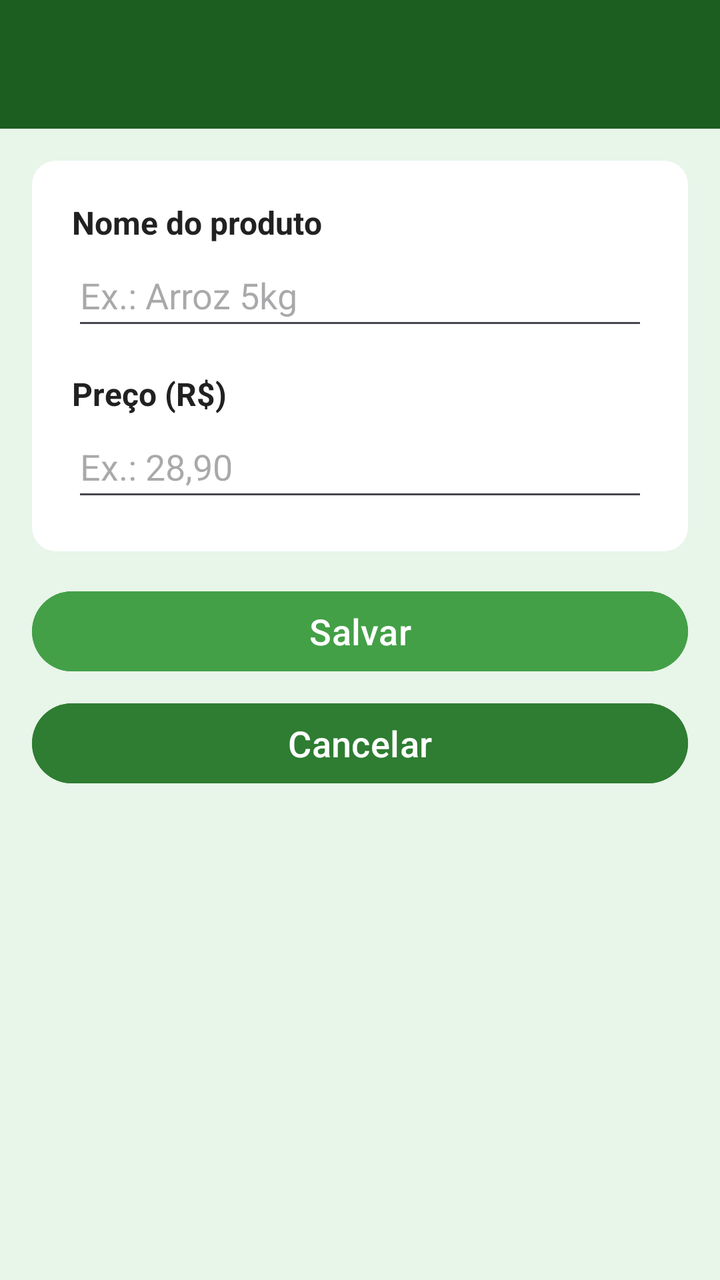
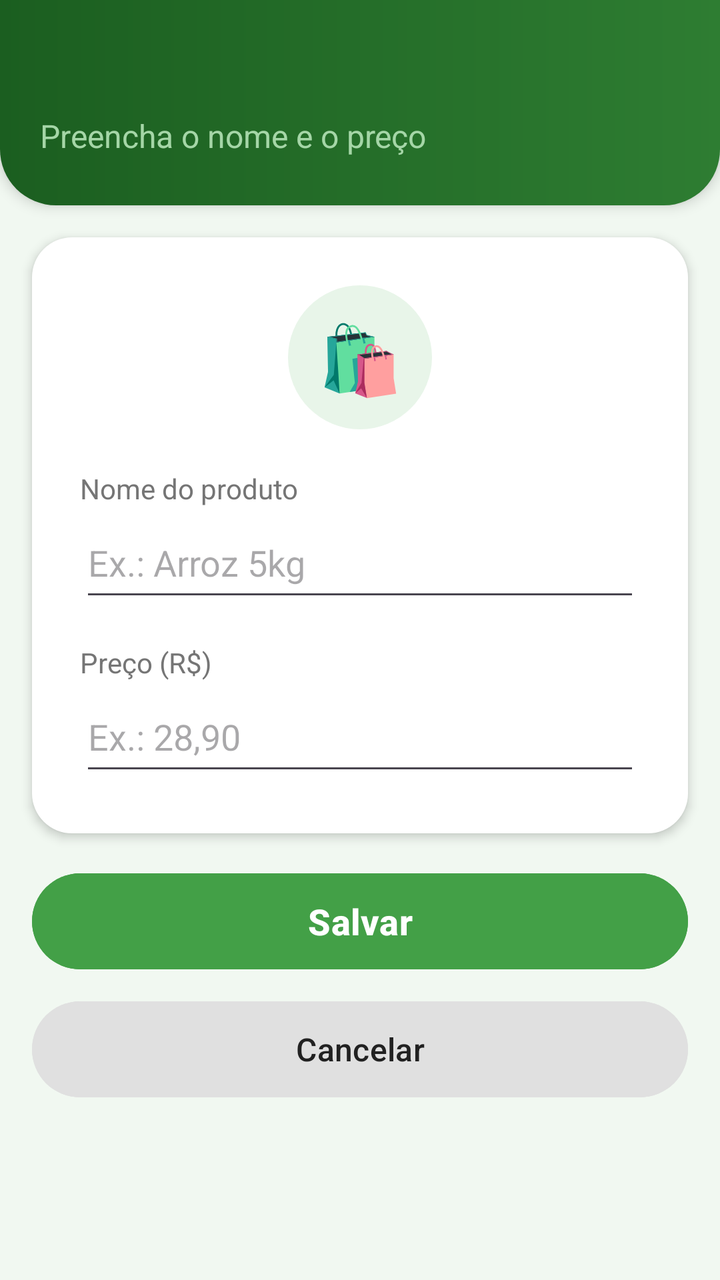

An Android layout rendered at two revisions. The XML below is the earlier revision; the diff shows what the commit changed to produce the second picture.
<!-- AndroidManifest.xml: application theme Theme.CarrinhoCerto -->
<!-- res/layout/activity_produto.xml -->
<?xml version="1.0" encoding="utf-8"?>
<ScrollView xmlns:android="http://schemas.android.com/apk/res/android"
    xmlns:tools="http://schemas.android.com/tools"
    android:layout_width="match_parent"
    android:layout_height="match_parent"
    android:background="@color/verde_claro"
    android:fillViewport="true"
    android:fitsSystemWindows="true"
    tools:context=".ProdutoActivity">

    <LinearLayout
        android:layout_width="match_parent"
        android:layout_height="wrap_content"
        android:orientation="vertical">

        
        <TextView
            android:id="@+id/txtTituloProduto"
            android:layout_width="match_parent"
            android:layout_height="wrap_content"
            android:background="@color/verde_escuro"
            android:padding="16dp"
            android:textColor="@color/branco"
            android:textSize="24sp"
            android:textStyle="bold" />

        
        <LinearLayout
            android:layout_width="match_parent"
            android:layout_height="wrap_content"
            android:layout_margin="16dp"
            android:background="@drawable/fundo_cartao"
            android:orientation="vertical"
            android:padding="20dp">

            
            <TextView
                android:layout_width="wrap_content"
                android:layout_height="wrap_content"
                android:text="@string/label_nome_produto"
                android:textColor="@color/texto_escuro"
                android:textSize="16sp"
                android:textStyle="bold" />

            <EditText
                android:id="@+id/editNome"
                android:layout_width="match_parent"
                android:layout_height="wrap_content"
                android:layout_marginBottom="16dp"
                android:autofillHints=""
                android:hint="@string/hint_nome_produto"
                android:inputType="textCapSentences"
                android:minHeight="48dp"
                android:textColor="@color/texto_escuro"
                android:textSize="18sp" />

            
            <TextView
                android:layout_width="wrap_content"
                android:layout_height="wrap_content"
                android:text="@string/label_preco_produto"
                android:textColor="@color/texto_escuro"
                android:textSize="16sp"
                android:textStyle="bold" />

            <EditText
                android:id="@+id/editPreco"
                android:layout_width="match_parent"
                android:layout_height="wrap_content"
                android:autofillHints=""
                android:digits="0123456789.,"
                android:hint="@string/hint_preco_produto"
                android:inputType="numberDecimal"
                android:minHeight="48dp"
                android:textColor="@color/texto_escuro"
                android:textSize="18sp" />
        </LinearLayout>

        
        <Button
            android:id="@+id/btnSalvar"
            android:layout_width="match_parent"
            android:layout_height="wrap_content"
            android:layout_marginHorizontal="16dp"
            android:backgroundTint="@color/verde_botao"
            android:text="@string/botao_salvar"
            android:textColor="@color/branco"
            android:textSize="18sp" />

        
        <Button
            android:id="@+id/btnExcluir"
            android:layout_width="match_parent"
            android:layout_height="wrap_content"
            android:layout_marginHorizontal="16dp"
            android:layout_marginTop="8dp"
            android:backgroundTint="@color/vermelho_alerta"
            android:text="@string/botao_excluir"
            android:textColor="@color/branco"
            android:textSize="18sp"
            android:visibility="gone" />

        
        <Button
            android:id="@+id/btnCancelar"
            android:layout_width="match_parent"
            android:layout_height="wrap_content"
            android:layout_marginHorizontal="16dp"
            android:layout_marginTop="8dp"
            android:layout_marginBottom="16dp"
            android:backgroundTint="@color/verde_medio"
            android:text="@string/botao_cancelar"
            android:textColor="@color/branco"
            android:textSize="18sp" />
    </LinearLayout>
</ScrollView>
<!-- resources referenced by this layout -->
<resources>
  <color name="branco">#FFFFFFFF</color>
  <color name="texto_escuro">#FF212121</color>
  <color name="verde_botao">#FF43A047</color>
  <color name="verde_claro">#FFE8F5E9</color>
  <color name="verde_escuro">#FF1B5E20</color>
  <color name="verde_medio">#FF2E7D32</color>
  <color name="vermelho_alerta">#FFC62828</color>
  <!-- drawable fundo_cartao (drawable) -->
  <?xml version="1.0" encoding="utf-8"?>
  <shape xmlns:android="http://schemas.android.com/apk/res/android"
      android:shape="rectangle">
      <solid android:color="@color/branco" />
      <corners android:radius="12dp" />
  </shape>
  <string name="botao_cancelar">Cancelar</string>
  <string name="botao_excluir">Excluir</string>
  <string name="botao_salvar">Salvar</string>
  <string name="hint_nome_produto">Ex.: Arroz 5kg</string>
  <string name="hint_preco_produto">Ex.: 28,90</string>
  <string name="label_nome_produto">Nome do produto</string>
  <string name="label_preco_produto">Preço (R$)</string>
  <style name="Theme.CarrinhoCerto" parent="Base.Theme.CarrinhoCerto" />
  <style name="Base.Theme.CarrinhoCerto" parent="Theme.Material3.Light.NoActionBar">
          
          <item name="colorPrimary">@color/verde_botao</item>
          <item name="colorOnPrimary">@color/branco</item>
          <item name="colorSecondary">@color/verde_medio</item>
          
          <item name="android:windowBackground">@color/verde_claro</item>
      </style>
</resources>

<!-- the commit's change to res/layout/activity_produto.xml (unified diff, before → after) -->
@@ -14,15 +14,32 @@
         android:orientation="vertical">
 
         
-        <TextView
-            android:id="@+id/txtTituloProduto"
+        <LinearLayout
             android:layout_width="match_parent"
             android:layout_height="wrap_content"
-            android:background="@color/verde_escuro"
-            android:padding="16dp"
-            android:textColor="@color/branco"
-            android:textSize="24sp"
-            android:textStyle="bold" />
+            android:background="@drawable/fundo_cabecalho"
+            android:elevation="4dp"
+            android:orientation="vertical"
+            android:paddingHorizontal="20dp"
+            android:paddingTop="20dp"
+            android:paddingBottom="24dp">
+
+            <TextView
+                android:id="@+id/txtTituloProduto"
+                android:layout_width="wrap_content"
+                android:layout_height="wrap_content"
+                android:textColor="@color/branco"
+                android:textSize="26sp"
+                android:textStyle="bold" />
+
+            <TextView
+                android:layout_width="wrap_content"
+                android:layout_height="wrap_content"
+                android:layout_marginTop="2dp"
+                android:text="@string/subtitulo_produto"
+                android:textColor="@color/verde_suave"
+                android:textSize="16sp" />
+        </LinearLayout>
 
         
         <LinearLayout
@@ -30,17 +47,28 @@
             android:layout_height="wrap_content"
             android:layout_margin="16dp"
             android:background="@drawable/fundo_cartao"
+            android:elevation="3dp"
             android:orientation="vertical"
-            android:padding="20dp">
+            android:padding="24dp">
+
+            
+            <TextView
+                android:layout_width="72dp"
+                android:layout_height="72dp"
+                android:layout_gravity="center_horizontal"
+                android:layout_marginBottom="20dp"
+                android:background="@drawable/fundo_circulo"
+                android:gravity="center"
+                android:text="@string/icone_produto"
+                android:textSize="34sp" />
 
             
             <TextView
                 android:layout_width="wrap_content"
                 android:layout_height="wrap_content"
                 android:text="@string/label_nome_produto"
-                android:textColor="@color/texto_escuro"
-                android:textSize="16sp"
-                android:textStyle="bold" />
+                android:textColor="@color/texto_cinza"
+                android:textSize="14sp" />
 
             <EditText
                 android:id="@+id/editNome"
@@ -50,7 +78,7 @@
                 android:autofillHints=""
                 android:hint="@string/hint_nome_produto"
                 android:inputType="textCapSentences"
-                android:minHeight="48dp"
+                android:minHeight="52dp"
                 android:textColor="@color/texto_escuro"
                 android:textSize="18sp" />
 
@@ -59,9 +87,8 @@
                 android:layout_width="wrap_content"
                 android:layout_height="wrap_content"
                 android:text="@string/label_preco_produto"
-                android:textColor="@color/texto_escuro"
-                android:textSize="16sp"
-                android:textStyle="bold" />
+                android:textColor="@color/texto_cinza"
+                android:textSize="14sp" />
 
             <EditText
                 android:id="@+id/editPreco"
@@ -71,7 +98,7 @@
                 android:digits="0123456789.,"
                 android:hint="@string/hint_preco_produto"
                 android:inputType="numberDecimal"
-                android:minHeight="48dp"
+                android:minHeight="52dp"
                 android:textColor="@color/texto_escuro"
                 android:textSize="18sp" />
         </LinearLayout>
@@ -80,37 +107,39 @@
         <Button
             android:id="@+id/btnSalvar"
             android:layout_width="match_parent"
-            android:layout_height="wrap_content"
+            android:layout_height="56dp"
             android:layout_marginHorizontal="16dp"
             android:backgroundTint="@color/verde_botao"
             android:text="@string/botao_salvar"
             android:textColor="@color/branco"
-            android:textSize="18sp" />
+            android:textSize="18sp"
+            android:textStyle="bold" />
 
         
         <Button
             android:id="@+id/btnExcluir"
             android:layout_width="match_parent"
-            android:layout_height="wrap_content"
+            android:layout_height="56dp"
             android:layout_marginHorizontal="16dp"
             android:layout_marginTop="8dp"
-            android:backgroundTint="@color/vermelho_alerta"
+            android:backgroundTint="@color/vermelho_claro"
             android:text="@string/botao_excluir"
-            android:textColor="@color/branco"
-            android:textSize="18sp"
+            android:textColor="@color/vermelho_alerta"
+            android:textSize="16sp"
+            android:textStyle="bold"
             android:visibility="gone" />
 
         
         <Button
             android:id="@+id/btnCancelar"
             android:layout_width="match_parent"
-            android:layout_height="wrap_content"
+            android:layout_height="56dp"
             android:layout_marginHorizontal="16dp"
             android:layout_marginTop="8dp"
-            android:layout_marginBottom="16dp"
-            android:backgroundTint="@color/verde_medio"
+            android:layout_marginBottom="20dp"
+            android:backgroundTint="@color/borda_clara"
             android:text="@string/botao_cancelar"
-            android:textColor="@color/branco"
-            android:textSize="18sp" />
+            android:textColor="@color/texto_escuro"
+            android:textSize="16sp" />
     </LinearLayout>
 </ScrollView>
<!-- resource entries referenced after the edit -->
@@ -1,26 +1,51 @@
 <!-- resources referenced by this layout -->
 <resources>
+  <color name="borda_clara">#FFE0E0E0</color>
   <color name="branco">#FFFFFFFF</color>
+  <color name="texto_cinza">#FF757575</color>
   <color name="texto_escuro">#FF212121</color>
   <color name="verde_botao">#FF43A047</color>
-  <color name="verde_claro">#FFE8F5E9</color>
+  <color name="verde_claro">#FFF1F8F1</color>
+  <color name="verde_suave">#FFA5D6A7</color>
   <color name="verde_escuro">#FF1B5E20</color>
+  <color name="verde_destaque">#FFE8F5E9</color>
   <color name="verde_medio">#FF2E7D32</color>
   <color name="vermelho_alerta">#FFC62828</color>
+  <color name="vermelho_claro">#FFFFEBEE</color>
+  <!-- drawable fundo_cabecalho (drawable) -->
+  <?xml version="1.0" encoding="utf-8"?>
+  <shape xmlns:android="http://schemas.android.com/apk/res/android"
+      android:shape="rectangle">
+      <gradient
+          android:angle="0"
+          android:endColor="@color/verde_medio"
+          android:startColor="@color/verde_escuro" />
+      <corners
+          android:bottomLeftRadius="28dp"
+          android:bottomRightRadius="28dp" />
+  </shape>
   <!-- drawable fundo_cartao (drawable) -->
   <?xml version="1.0" encoding="utf-8"?>
   <shape xmlns:android="http://schemas.android.com/apk/res/android"
       android:shape="rectangle">
       <solid android:color="@color/branco" />
-      <corners android:radius="12dp" />
+      <corners android:radius="20dp" />
+  </shape>
+  <!-- drawable fundo_circulo (drawable) -->
+  <?xml version="1.0" encoding="utf-8"?>
+  <shape xmlns:android="http://schemas.android.com/apk/res/android"
+      android:shape="oval">
+      <solid android:color="@color/verde_destaque" />
   </shape>
   <string name="botao_cancelar">Cancelar</string>
-  <string name="botao_excluir">Excluir</string>
+  <string name="botao_excluir">Excluir produto</string>
   <string name="botao_salvar">Salvar</string>
   <string name="hint_nome_produto">Ex.: Arroz 5kg</string>
   <string name="hint_preco_produto">Ex.: 28,90</string>
+  <string name="icone_produto">🛍️</string>
   <string name="label_nome_produto">Nome do produto</string>
   <string name="label_preco_produto">Preço (R$)</string>
+  <string name="subtitulo_produto">Preencha o nome e o preço</string>
   <style name="Theme.CarrinhoCerto" parent="Base.Theme.CarrinhoCerto" />
   <style name="Base.Theme.CarrinhoCerto" parent="Theme.Material3.Light.NoActionBar">
           
